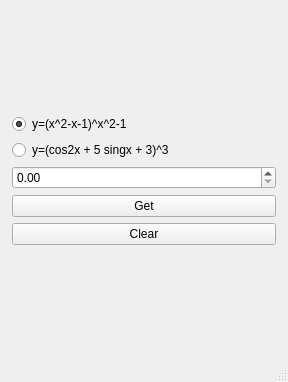
This is mainwindow.ui in nosenko-mi/hmi-all as Qt 5 draws it before an edit. The edited form follows.
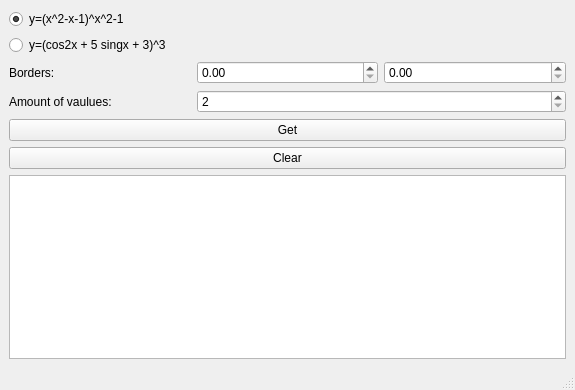
This is the edited form.

What changed in the file:
```diff
--- a/mainwindow.ui
+++ b/mainwindow.ui
@@ -6,8 +6,8 @@
    <rect>
     <x>0</x>
     <y>0</y>
-    <width>284</width>
-    <height>382</height>
+    <width>575</width>
+    <height>390</height>
    </rect>
   </property>
   <property name="windowTitle">
@@ -18,117 +18,69 @@
   </property>
   <widget class="QWidget" name="centralwidget">
    <layout class="QGridLayout" name="gridLayout_2">
-    <property name="leftMargin">
-     <number>12</number>
-    </property>
-    <property name="topMargin">
-     <number>12</number>
-    </property>
-    <property name="rightMargin">
-     <number>12</number>
-    </property>
-    <property name="bottomMargin">
-     <number>12</number>
-    </property>
     <item row="0" column="0">
      <layout class="QGridLayout" name="gridLayout">
-      <item row="0" column="1">
-       <widget class="QLabel" name="f1ResultLabel">
-        <property name="sizePolicy">
-         <sizepolicy hsizetype="MinimumExpanding" vsizetype="Preferred">
-          <horstretch>0</horstretch>
-          <verstretch>0</verstretch>
-         </sizepolicy>
-        </property>
-        <property name="minimumSize">
-         <size>
-          <width>96</width>
-          <height>0</height>
-         </size>
-        </property>
-        <property name="font">
-         <font>
-          <italic>true</italic>
-         </font>
-        </property>
-        <property name="text">
-         <string/>
-        </property>
-        <property name="alignment">
-         <set>Qt::AlignRight|Qt::AlignTrailing|Qt::AlignVCenter</set>
-        </property>
-        <property name="margin">
+      <item row="3" column="1" colspan="2">
+       <widget class="QSpinBox" name="valuesAmountSpinBox">
+        <property name="minimum">
          <number>2</number>
         </property>
        </widget>
       </item>
-      <item row="1" column="1">
-       <widget class="QLabel" name="f2ResultLabel">
-        <property name="sizePolicy">
-         <sizepolicy hsizetype="MinimumExpanding" vsizetype="Preferred">
-          <horstretch>0</horstretch>
-          <verstretch>0</verstretch>
-         </sizepolicy>
-        </property>
-        <property name="minimumSize">
-         <size>
-          <width>48</width>
-          <height>0</height>
-         </size>
-        </property>
-        <property name="font">
-         <font>
-          <italic>true</italic>
-         </font>
-        </property>
-        <property name="midLineWidth">
-         <number>1</number>
-        </property>
+      <item row="2" column="0">
+       <widget class="QLabel" name="label">
         <property name="text">
-         <string/>
+         <string>Borders:</string>
         </property>
-        <property name="alignment">
-         <set>Qt::AlignRight|Qt::AlignTrailing|Qt::AlignVCenter</set>
-        </property>
-        <property name="margin">
-         <number>2</number>
-        </property>
        </widget>
       </item>
-      <item row="0" column="0">
-       <widget class="QRadioButton" name="f1RadioButton">
+      <item row="3" column="0">
+       <widget class="QLabel" name="label_2">
         <property name="text">
-         <string>y=(x^2-x-1)^x^2-1</string>
+         <string>Amount of vaulues:</string>
         </property>
-        <property name="checked">
-         <bool>true</bool>
-        </property>
        </widget>
       </item>
-      <item row="1" column="0">
+      <item row="1" column="0" colspan="3">
        <widget class="QRadioButton" name="f2RadioButton">
         <property name="text">
          <string>y=(cos2x + 5 singx + 3)^3</string>
         </property>
        </widget>
       </item>
-      <item row="2" column="0" colspan="2">
-       <widget class="QDoubleSpinBox" name="doubleSpinBox"/>
-      </item>
-      <item row="3" column="0" colspan="2">
-       <widget class="QPushButton" name="pushButton">
-        <property name="text">
-         <string>Get</string>
-        </property>
-       </widget>
-      </item>
-      <item row="4" column="0" colspan="2">
+      <item row="5" column="0" colspan="3">
        <widget class="QPushButton" name="clearButton">
         <property name="text">
          <string>Clear</string>
         </property>
        </widget>
       </item>
+      <item row="6" column="0" colspan="3">
+       <widget class="QTableWidget" name="resultTable"/>
+      </item>
+      <item row="2" column="2">
+       <widget class="QDoubleSpinBox" name="rightSpinBox"/>
+      </item>
+      <item row="2" column="1">
+       <widget class="QDoubleSpinBox" name="leftSpinBox"/>
+      </item>
+      <item row="4" column="0" colspan="3">
+       <widget class="QPushButton" name="pushButton">
+        <property name="text">
+         <string>Get</string>
+        </property>
+       </widget>
+      </item>
+      <item row="0" column="0" colspan="3">
+       <widget class="QRadioButton" name="f1RadioButton">
+        <property name="text">
+         <string>y=(x^2-x-1)^x^2-1</string>
+        </property>
+        <property name="checked">
+         <bool>true</bool>
+        </property>
+       </widget>
+      </item>
      </layout>
     </item>
    </layout>
```
Left out of the diff: 2 changed lines with no effect on the pictures.
